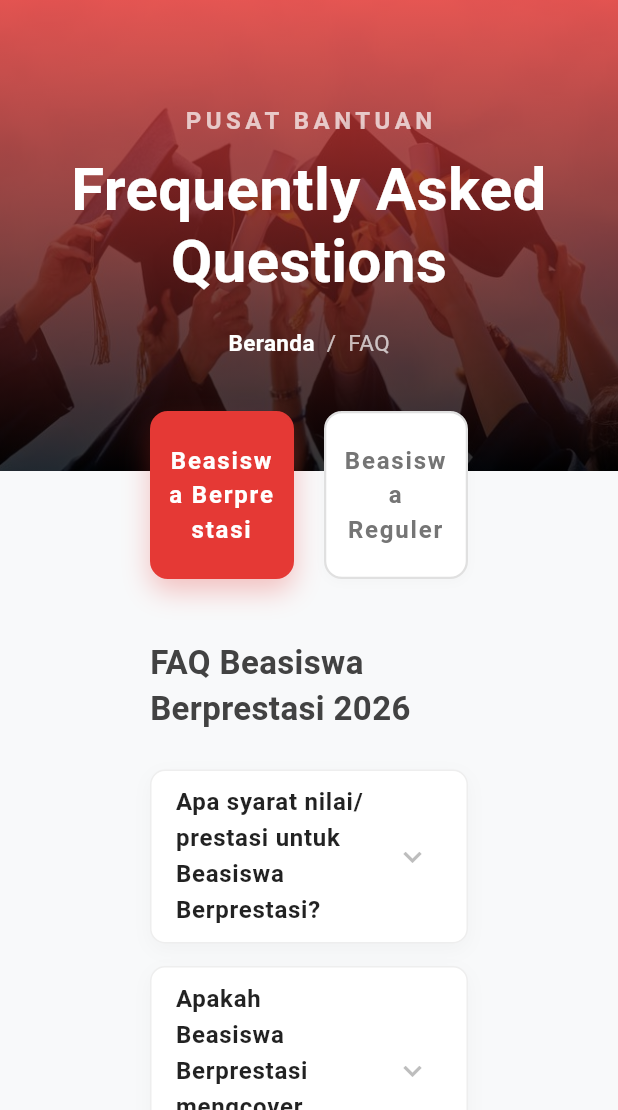
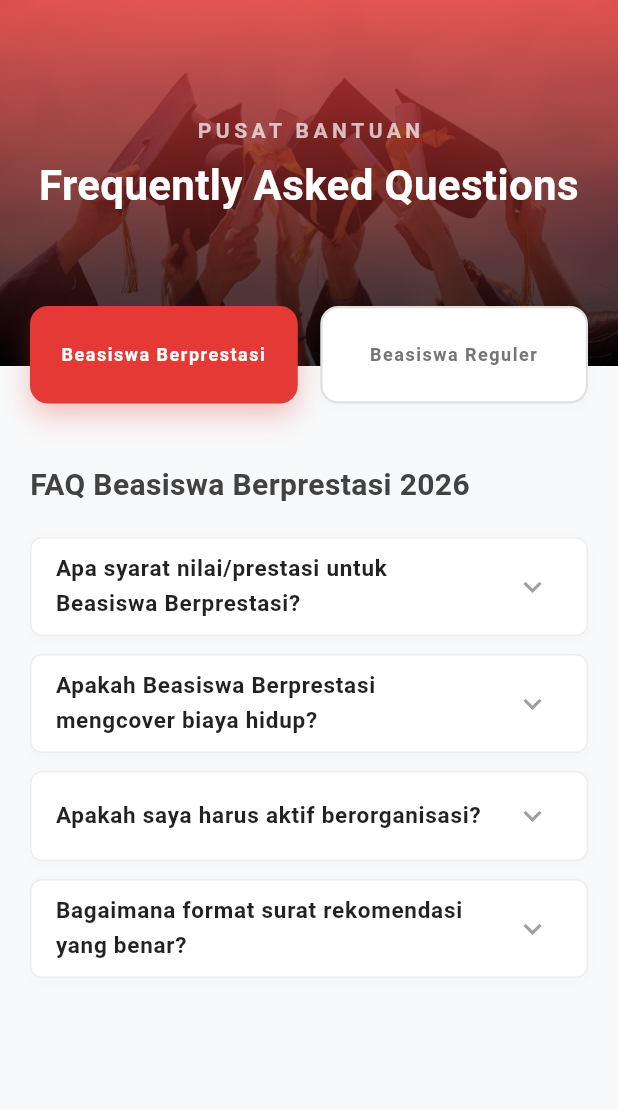
Before and after one commit to dheaulyn/Vernon-Indonesia-Pintar, a Flutter app: the FAQScreen screen opened by its route, on a phone screen of 412 x 824 dp, the part 126-1236 px from its top. Run offline on Flutter 3.47's test engine with Material 3 defaults, Android fonts, the light colour scheme and no system bars; our stand-ins replace go_router.

Commit message:
fix faq-screen responsive

```diff
--- a/lib/screens/home/widgets/faq_screen.dart
+++ b/lib/screens/home/widgets/faq_screen.dart
@@ -1,8 +1,7 @@
 import 'package:flutter/material.dart';
-import 'package:go_router/go_router.dart'; // Tambahkan ini
+import 'package:go_router/go_router.dart';
 import '../../../core/app_colors.dart';
 import '../../shared/custom_navbar.dart';
-// import '../home_screen.dart'; <--- INI SUDAH DIHAPUS
 
 class FAQScreen extends StatefulWidget {
   const FAQScreen({super.key});
@@ -60,19 +59,19 @@ class _FAQScreenState extends State<FAQScreen> {
         ? "FAQ Beasiswa Berprestasi 2026"
         : "FAQ Beasiswa Reguler 2026";
 
+    // Deteksi apakah layar sedang diakses via HP atau PC
+    final bool isMobile = MediaQuery.of(context).size.width < 800;
+
     return Scaffold(
       backgroundColor: const Color(0xFFF8F9FA),
-
-      // APPBAR SANGAT BERSIH! Karena Navbar sudah mandiri
       appBar: const CustomNavbar(),
-
       body: SingleChildScrollView(
         child: Column(
           children: [
             // --- HEADER BANNER ALA VIP ---
             Container(
               width: double.infinity,
-              height: 320,
+              height: isMobile ? 250 : 320,
               decoration: const BoxDecoration(
                 image: DecorationImage(
                   image: AssetImage('assets/beranda.png'),
@@ -93,52 +92,58 @@ class _FAQScreenState extends State<FAQScreen> {
                 child: Column(
                   mainAxisAlignment: MainAxisAlignment.center,
                   children: [
-                    const Text(
+                    Text(
                       "PUSAT BANTUAN",
                       style: TextStyle(
                         color: Colors.white70,
-                        fontSize: 16,
+                        fontSize: isMobile ? 14 : 16,
                         letterSpacing: 3,
                         fontWeight: FontWeight.w600,
                       ),
                     ),
                     const SizedBox(height: 10),
-                    const Text(
+
+                    // PERBAIKAN 1: Padding agar teks tidak mepet layar
+                    Padding(
+                      padding: const EdgeInsets.symmetric(horizontal: 20),
+                      child: Text(
                         "Frequently Asked Questions",
                         textAlign: TextAlign.center,
                         style: TextStyle(
                           color: Colors.white,
-                        fontSize: 40,
+                          fontSize: isMobile ? 28 : 40,
                           fontWeight: FontWeight.bold,
                           height: 1.2,
                         ),
                       ),
+                    ),
+
                     const SizedBox(height: 20),
 
                     // BREADCRUMB
-                    Row(
-                      mainAxisAlignment: MainAxisAlignment.center,
-                      children: [
-                        InkWell(
-                          onTap: () => context.go('/'), // UBAH: Pakai GoRouter
-                          child: const Text(
-                            "Beranda",
-                            style: TextStyle(
-                              color: Colors.white,
-                              fontSize: 15,
-                              fontWeight: FontWeight.bold,
-                            ),
-                          ),
-                        ),
-                        Text(
-                          "  /  FAQ",
-                          style: TextStyle(
-                            color: Colors.white.withValues(alpha: 0.7),
-                            fontSize: 15,
-                          ),
-                        ),
-                      ],
-                    ),
+                    // Row(
+                    //   mainAxisAlignment: MainAxisAlignment.center,
+                    //   children: [
+                    //     InkWell(
+                    //       onTap: () => context.go('/'),
+                    //       child: Text(
+                    //         "Beranda",
+                    //         style: TextStyle(
+                    //           color: Colors.white,
+                    //           fontSize: isMobile ? 13 : 15,
+                    //           fontWeight: FontWeight.bold,
+                    //         ),
+                    //       ),
+                    //     ),
+                    //     Text(
+                    //       "  /  FAQ",
+                    //       style: TextStyle(
+                    //         color: Colors.white.withValues(alpha: 0.7),
+                    //         fontSize: isMobile ? 13 : 15,
+                    //       ),
+                    //     ),
+                    //   ],
+                    // ),
                   ],
                 ),
               ),
@@ -148,16 +153,16 @@ class _FAQScreenState extends State<FAQScreen> {
             Transform.translate(
               offset: const Offset(0, -40),
               child: Padding(
-                padding: const EdgeInsets.symmetric(horizontal: 100),
+                padding: EdgeInsets.symmetric(horizontal: isMobile ? 20 : 100),
                 child: Column(
                   crossAxisAlignment: CrossAxisAlignment.start,
                   children: [
                     // --- TOMBOL TAB PILIHAN PREMIUM ---
                     Row(
                       children: [
-                        _buildTabButton("Beasiswa Berprestasi", 0),
-                        const SizedBox(width: 20),
-                        _buildTabButton("Beasiswa Reguler", 1),
+                        _buildTabButton("Beasiswa Berprestasi", 0, isMobile),
+                        const SizedBox(width: 15),
+                        _buildTabButton("Beasiswa Reguler", 1, isMobile),
                       ],
                     ),
 
@@ -166,12 +171,12 @@ class _FAQScreenState extends State<FAQScreen> {
                     Text(
                       currentTitle,
                       style: TextStyle(
-                        fontSize: 22,
+                        fontSize: isMobile ? 20 : 22,
                         fontWeight: FontWeight.bold,
                         color: Colors.grey[800],
                       ),
                     ),
-                    const SizedBox(height: 25),
+                    const SizedBox(height: 20),
 
                     // --- LIST FAQ ACCORDION ---
                     ...List.generate(currentFaqList.length, (index) {
@@ -180,10 +185,10 @@ class _FAQScreenState extends State<FAQScreen> {
 
                       return AnimatedContainer(
                         duration: const Duration(milliseconds: 300),
-                        margin: const EdgeInsets.only(bottom: 15),
+                        margin: const EdgeInsets.only(bottom: 12),
                         decoration: BoxDecoration(
                           color: Colors.white,
-                          borderRadius: BorderRadius.circular(10),
+                          borderRadius: BorderRadius.circular(8),
                           border: Border.all(
                             color: isExpanded
                                 ? AppColors.primary.withValues(alpha: 0.5)
@@ -191,9 +196,9 @@ class _FAQScreenState extends State<FAQScreen> {
                           ),
                           boxShadow: [
                             BoxShadow(
-                              color: Colors.black.withValues(alpha: 0.03),
-                              blurRadius: 10,
-                              offset: const Offset(0, 4),
+                              color: Colors.black.withValues(alpha: 0.02),
+                              blurRadius: 5,
+                              offset: const Offset(0, 2),
                             ),
                           ],
                         ),
@@ -209,12 +214,12 @@ class _FAQScreenState extends State<FAQScreen> {
                             ),
                             initiallyExpanded: isExpanded,
                             iconColor: AppColors.primary,
-                            collapsedIconColor: Colors.grey[400],
+                            collapsedIconColor: Colors.grey,
                             title: Text(
                               faq["tanya"]!,
                               style: TextStyle(
                                 fontWeight: FontWeight.bold,
-                                fontSize: 16,
+                                fontSize: 15,
                                 color: isExpanded
                                     ? AppColors.primary
                                     : Colors.black87,
@@ -266,7 +271,7 @@ class _FAQScreenState extends State<FAQScreen> {
   }
 
   // WIDGET PEMBANTU UNTUK TOMBOL TAB ALA VIP
-  Widget _buildTabButton(String title, int index) {
+  Widget _buildTabButton(String title, int index, bool isMobile) {
     bool isSelected = selectedTabIndex == index;
 
     return Expanded(
@@ -279,7 +284,9 @@ class _FAQScreenState extends State<FAQScreen> {
         },
         child: AnimatedContainer(
           duration: const Duration(milliseconds: 300),
-          padding: const EdgeInsets.symmetric(vertical: 20, horizontal: 10),
+          // PERBAIKAN 2: Menggunakan tinggi pasti (height)
+          height: isMobile ? 65 : 75,
+          padding: const EdgeInsets.symmetric(horizontal: 5),
           decoration: BoxDecoration(
             color: isSelected ? AppColors.primary : Colors.white,
             borderRadius: BorderRadius.circular(12),
@@ -307,10 +314,14 @@ class _FAQScreenState extends State<FAQScreen> {
             child: Text(
               title,
               textAlign: TextAlign.center,
+              // PERBAIKAN 3: Membatasi maksimal baris dan overflow teks
+              maxLines: 2,
+              overflow: TextOverflow.ellipsis,
               style: TextStyle(
-                fontSize: 16,
+                fontSize: isMobile ? 12 : 16,
                 fontWeight: FontWeight.bold,
-                letterSpacing: 1.2,
+                letterSpacing: 1.0,
+                height: 1.2,
                 color: isSelected ? Colors.white : Colors.grey[600],
               ),
             ),
```
Lines whose indentation alone changed are shown as unchanged.
